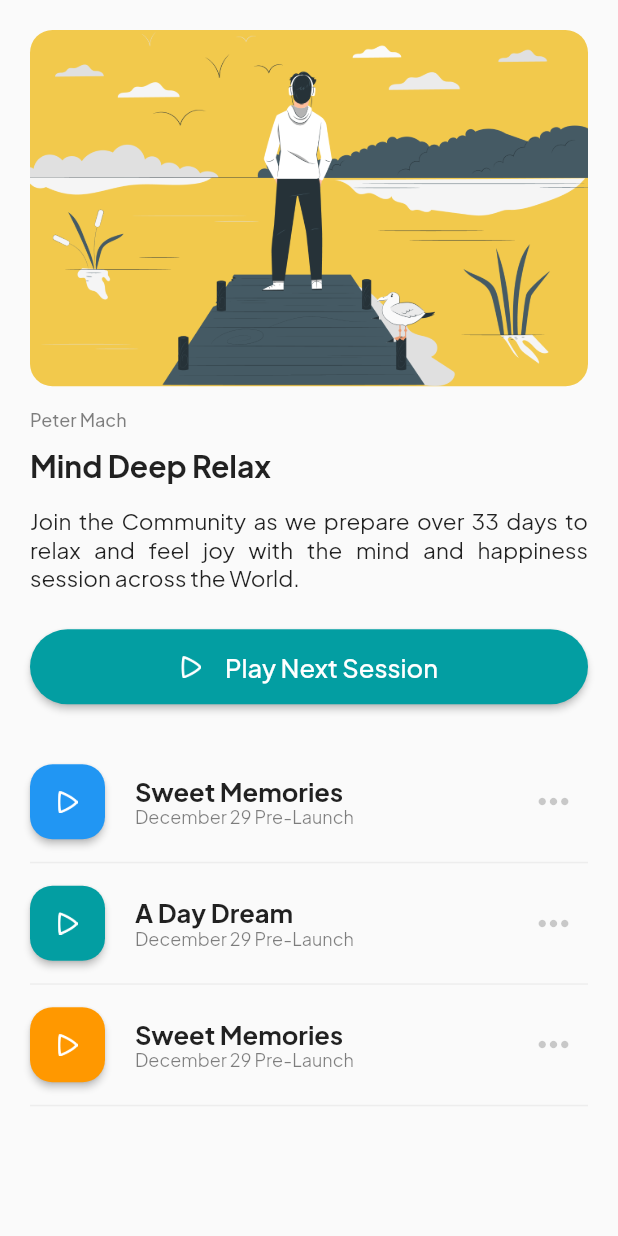
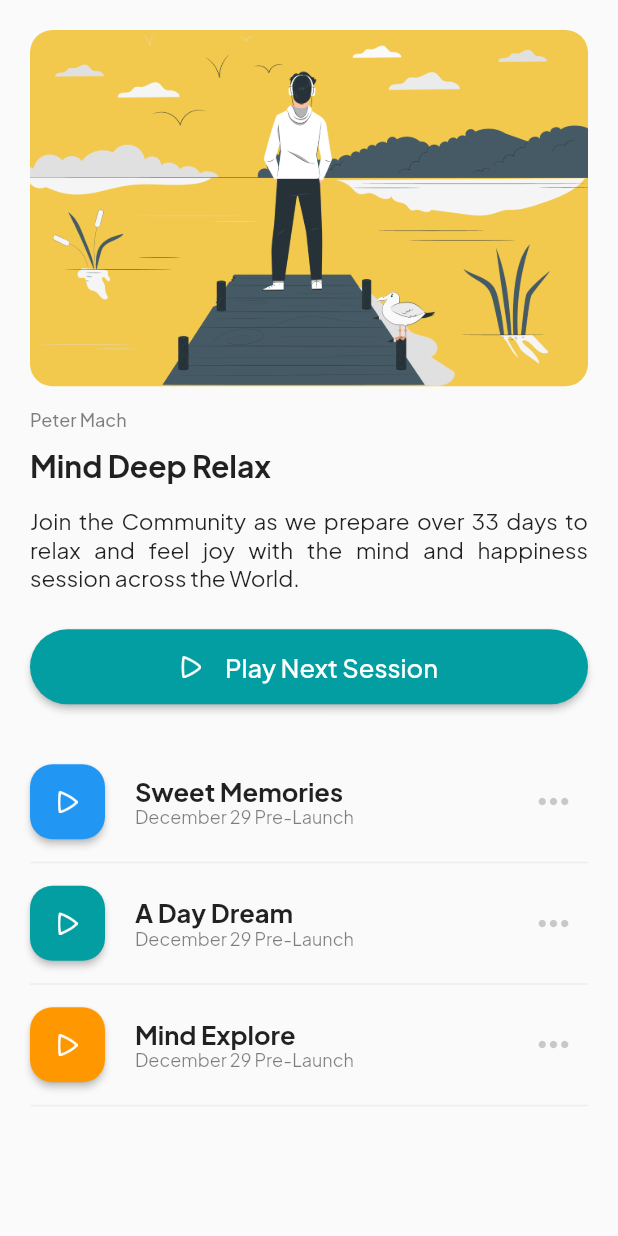
Before and after one commit to vadimgainiev/Flutter, a Flutter app: the Layout1 screen opened by its route, on a phone screen of 412 x 824 dp. Run offline on Flutter 3.47's test engine with Material 2 defaults, Android fonts, the light colour scheme and no system bars.

Commit message:
Fixed minor layout1.dart presentation issues.

```diff
--- a/lib/layout1.dart
+++ b/lib/layout1.dart
@@ -11,7 +11,7 @@ class _Layout1State extends State<Layout1> {
   List<Session> sessions = [
     Session('Sweet Memories', Colors.blue),
     Session('A Day Dream', const Color.fromRGBO(3, 158, 162, 1)),
-    Session('Sweet Memories', Colors.orange)
+    Session('Mind Explore', Colors.orange)
   ];
 
   @override
```
